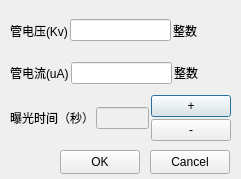
The window that tarsier/ExpoParamSettingdialog.ui (curious-heart/exposure) describes before a commit, drawn with Qt 5.
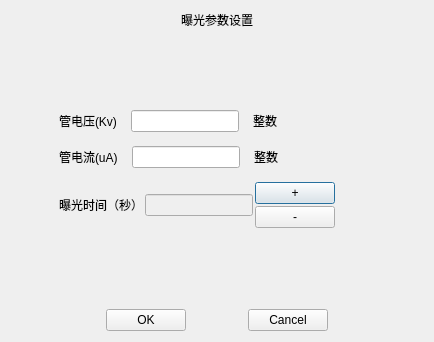
The same window after the commit.

Commit message: Add some skin to exposure option dialog.

Patch:
```diff
--- a/tarsier/ExpoParamSettingdialog.ui
+++ b/tarsier/ExpoParamSettingdialog.ui
@@ -6,8 +6,8 @@
    <rect>
     <x>0</x>
     <y>0</y>
-    <width>241</width>
-    <height>179</height>
+    <width>434</width>
+    <height>342</height>
    </rect>
   </property>
   <property name="windowTitle">
@@ -16,19 +16,48 @@
   <property name="modal">
    <bool>false</bool>
   </property>
-  <widget class="QWidget" name="verticalLayoutWidget_2">
-   <property name="geometry">
-    <rect>
-     <x>10</x>
-     <y>10</y>
-     <width>221</width>
-     <height>131</height>
-    </rect>
-   </property>
+  <layout class="QHBoxLayout" name="horizontalLayout_6">
+   <item>
+    <spacer name="horizontalSpacer_6">
+     <property name="orientation">
+      <enum>Qt::Horizontal</enum>
+     </property>
+     <property name="sizeHint" stdset="0">
+      <size>
+       <width>40</width>
+       <height>20</height>
+      </size>
+     </property>
+    </spacer>
+   </item>
+   <item>
    <layout class="QVBoxLayout" name="verticalLayout_2">
     <property name="spacing">
-     <number>2</number>
-    </property>
+      <number>14</number>
+     </property>
+     <item>
+      <widget class="QLabel" name="exposureParamSettingTitleLabel">
+       <property name="text">
+        <string>曝光参数设置</string>
+       </property>
+       <property name="alignment">
+        <set>Qt::AlignCenter</set>
+       </property>
+      </widget>
+     </item>
+     <item>
+      <spacer name="verticalSpacer_3">
+       <property name="orientation">
+        <enum>Qt::Vertical</enum>
+       </property>
+       <property name="sizeHint" stdset="0">
+        <size>
+         <width>20</width>
+         <height>40</height>
+        </size>
+       </property>
+      </spacer>
+     </item>
     <item>
      <layout class="QHBoxLayout" name="horizontalLayout">
       <item>
@@ -133,6 +162,9 @@
         <property name="spacing">
          <number>2</number>
         </property>
+         <property name="rightMargin">
+          <number>0</number>
+         </property>
         <item>
          <widget class="QLabel" name="expoDuraLabel">
           <property name="text">
@@ -177,38 +209,109 @@
           </item>
          </layout>
         </item>
-       </layout>
+         <item>
+          <spacer name="horizontalSpacer_8">
+           <property name="orientation">
+            <enum>Qt::Horizontal</enum>
+           </property>
+           <property name="sizeHint" stdset="0">
+            <size>
+             <width>40</width>
+             <height>20</height>
+            </size>
+           </property>
+          </spacer>
       </item>
      </layout>
     </item>
    </layout>
-  </widget>
+     </item>
+     <item>
+      <spacer name="verticalSpacer">
+       <property name="orientation">
+        <enum>Qt::Vertical</enum>
+       </property>
+       <property name="sizeHint" stdset="0">
+        <size>
+         <width>20</width>
+         <height>40</height>
+        </size>
+       </property>
+      </spacer>
+     </item>
+     <item>
+      <layout class="QHBoxLayout" name="horizontalLayout_5">
+       <item>
+        <spacer name="horizontalSpacer_4">
+         <property name="orientation">
+          <enum>Qt::Horizontal</enum>
+         </property>
+         <property name="sizeHint" stdset="0">
+          <size>
+           <width>40</width>
+           <height>20</height>
+          </size>
+         </property>
+        </spacer>
+       </item>
+       <item>
   <widget class="QPushButton" name="okBtn">
-   <property name="geometry">
-    <rect>
-     <x>60</x>
-     <y>150</y>
-     <width>80</width>
-     <height>24</height>
-    </rect>
-   </property>
    <property name="text">
     <string>OK</string>
    </property>
   </widget>
+       </item>
+       <item>
+        <spacer name="horizontalSpacer_5">
+         <property name="orientation">
+          <enum>Qt::Horizontal</enum>
+         </property>
+         <property name="sizeHint" stdset="0">
+          <size>
+           <width>40</width>
+           <height>20</height>
+          </size>
+         </property>
+        </spacer>
+       </item>
+       <item>
   <widget class="QPushButton" name="cancelBtn">
-   <property name="geometry">
-    <rect>
-     <x>150</x>
-     <y>150</y>
-     <width>80</width>
-     <height>24</height>
-    </rect>
-   </property>
    <property name="text">
     <string>Cancel</string>
    </property>
   </widget>
+       </item>
+       <item>
+        <spacer name="horizontalSpacer_3">
+         <property name="orientation">
+          <enum>Qt::Horizontal</enum>
+         </property>
+         <property name="sizeHint" stdset="0">
+          <size>
+           <width>40</width>
+           <height>20</height>
+          </size>
+         </property>
+        </spacer>
+       </item>
+      </layout>
+     </item>
+    </layout>
+   </item>
+   <item>
+    <spacer name="horizontalSpacer_7">
+     <property name="orientation">
+      <enum>Qt::Horizontal</enum>
+     </property>
+     <property name="sizeHint" stdset="0">
+      <size>
+       <width>40</width>
+       <height>20</height>
+      </size>
+     </property>
+    </spacer>
+   </item>
+  </layout>
  </widget>
  <resources/>
  <connections/>
```
Lines whose indentation alone changed are shown as unchanged. The commit also changes 4 other files.
